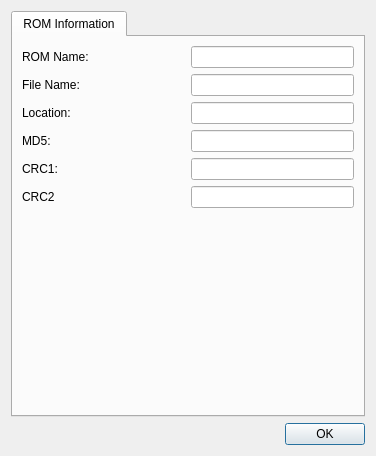
Above: Source/RMG/UserInterface/Dialog/RomInfoDialog.ui from Rosalie241/RMG before the change. Below: the same form after it.
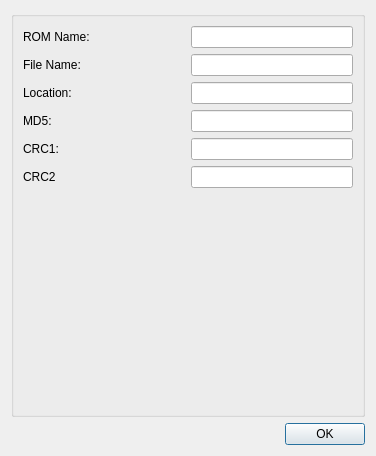
That is the form after the change.

Commit message: RMG: slightly redesign RomInfoDialog

What changed in the file:
```diff
--- a/Source/RMG/UserInterface/Dialog/RomInfoDialog.ui
+++ b/Source/RMG/UserInterface/Dialog/RomInfoDialog.ui
@@ -13,18 +13,14 @@
   <property name="windowTitle">
    <string>ROM Information</string>
   </property>
-  <layout class="QVBoxLayout" name="verticalLayout">
-   <item>
-    <widget class="QTabWidget" name="tabWidget">
-     <property name="currentIndex">
-      <number>0</number>
-     </property>
-     <widget class="QWidget" name="tab">
-      <attribute name="title">
-       <string>ROM Information</string>
-      </attribute>
       <layout class="QVBoxLayout" name="verticalLayout_2">
        <item>
+    <widget class="QGroupBox" name="groupBox">
+     <property name="title">
+      <string/>
+     </property>
+     <layout class="QVBoxLayout" name="verticalLayout">
+      <item>
         <layout class="QHBoxLayout" name="horizontalLayout">
          <item>
           <widget class="QLabel" name="label">
@@ -206,13 +202,12 @@
          <property name="sizeHint" stdset="0">
           <size>
            <width>20</width>
-           <height>112</height>
+          <height>40</height>
           </size>
          </property>
         </spacer>
        </item>
       </layout>
-     </widget>
     </widget>
    </item>
    <item>
```
Lines whose indentation alone changed are shown as unchanged.
